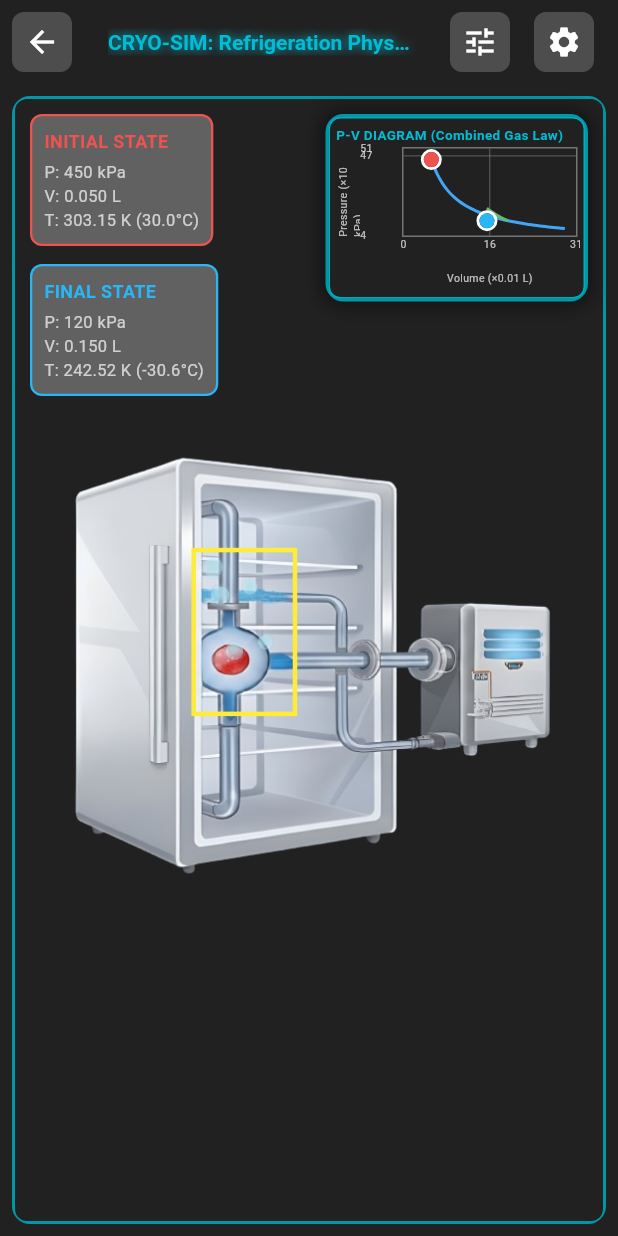
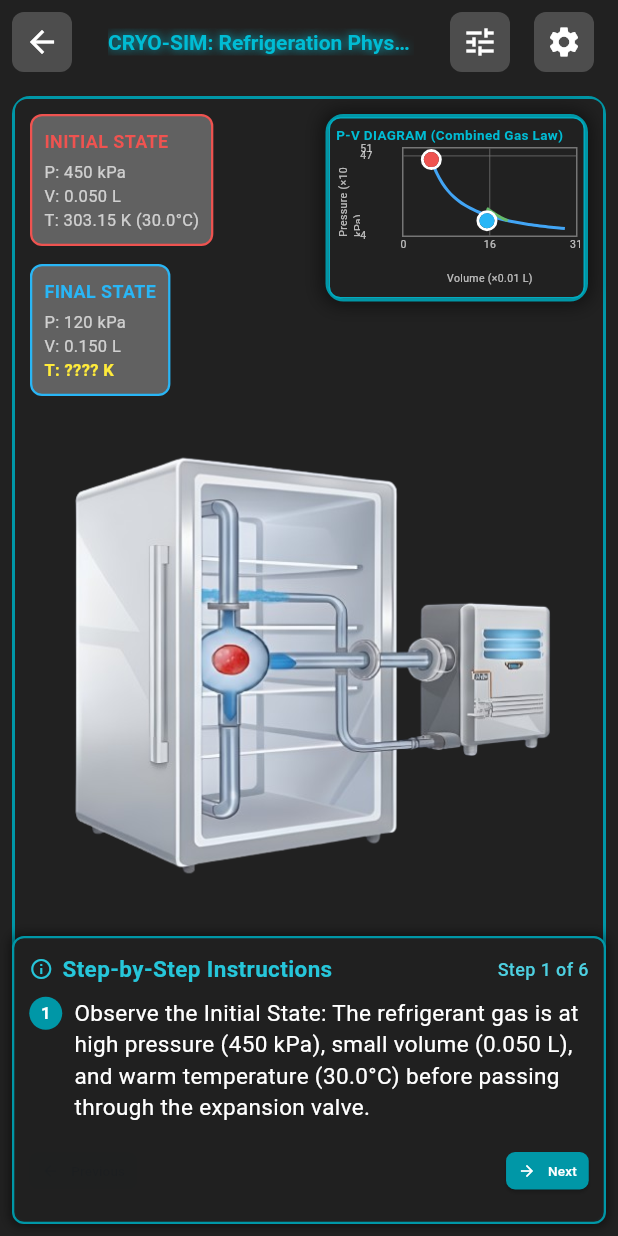
Before and after one commit to Selwynuy/GAS-LAWS, a Flutter app: the CryoSimActivity screen opened directly, on a phone screen of 412 x 824 dp. Run offline on Flutter 3.47's test engine with Material 3 defaults, Android fonts, the phone set to English and light mode, and no system bars; drawn by our look-alikes of fl_chart; our stand-ins replace flutter_svg, just_audio, shared_preferences; accounts and stored records are empty.

Commit message:
added step by step instructions at cryo-sim

```diff
--- a/lib/features/combined_gas_law/activities/cryo_sim/cryo_sim_activity.dart
+++ b/lib/features/combined_gas_law/activities/cryo_sim/cryo_sim_activity.dart
@@ -30,6 +30,7 @@ class _CryoSimActivityState extends State<CryoSimActivity> with TickerProviderSt
 
   bool _showAnswer = false;
   bool _sidebarOpen = false; // Toggle for sidebar
+  int _currentStep = 0; // Current instruction step (0-5)
 
   // Slider ranges
   static const double _minPressure = 50.0;
@@ -65,11 +66,12 @@ class _CryoSimActivityState extends State<CryoSimActivity> with TickerProviderSt
 
   /// Calculate T2 using Combined Gas Law: P₁V₁/T₁ = P₂V₂/T₂
   /// Therefore: T₂ = (P₂ × V₂ × T₁) / (P₁ × V₁)
+  /// Note: This calculates T2 internally but doesn't show the answer until CALCULATE is clicked
   void _calculateT2() {
     if (_p1 > 0 && _v1 > 0 && _t1Kelvin > 0 && _p2 > 0 && _v2 > 0) {
       setState(() {
         _t2Kelvin = (_p2 * _v2 * _t1Kelvin) / (_p1 * _v1);
-        _showAnswer = true;
+        // Don't set _showAnswer here - only show when button is clicked
       });
     }
   }
@@ -229,10 +231,10 @@ class _CryoSimActivityState extends State<CryoSimActivity> with TickerProviderSt
                 title: "FINAL STATE",
                 p: _p2,
                 v: _v2,
-                t: _t2Kelvin,
-                tempCelsius: _t2Celsius,
+                t: _showAnswer ? _t2Kelvin : null,
+                tempCelsius: _showAnswer ? _t2Celsius : null,
                 color: Colors.lightBlue.shade400,
-                showUnknown: _t2Kelvin == null,
+                showUnknown: !_showAnswer,
                 isSmallScreen: false,
               ),
             ),
@@ -331,6 +333,13 @@ class _CryoSimActivityState extends State<CryoSimActivity> with TickerProviderSt
                   ),
                 ),
               ),
+            // Instructions overlay (bottom)
+            Positioned(
+              left: 8,
+              right: 8,
+              bottom: 8,
+              child: _buildInstructions(),
+            ),
           ],
         ),
       ),
@@ -421,26 +430,16 @@ class _CryoSimActivityState extends State<CryoSimActivity> with TickerProviderSt
                   },
                 ),
               ),
-              // Cooling bubbles/fog effect (only when cooling)
-              // Container box - visible border to show bubble area boundaries
-              if (_isCooling())
+              // Cooling smoke effect (only when answer is shown AND cooling occurs)
+              if (_showAnswer && _isCooling())
                 Positioned(
                   // Adjust these values to position the bubble area
                   left: constraints.maxWidth * 0.3,   // 20% from left
                   top: constraints.maxHeight * 0.4,   // 30% from top
                   width: constraints.maxWidth * 0.18,  // 30% of previous 60% width (0.6 * 0.3)
                   height: constraints.maxHeight * 0.15, // 30% of previous 50% height (0.5 * 0.3)
-                  child: Container(
-                    decoration: BoxDecoration(
-                      border: Border.all(
-                        color: Colors.yellow,
-                        width: 3,
-                        style: BorderStyle.solid,
-                      ),
-                    ),
-                    child: _CoolingSmokeWidget(
-                      coolingIntensity: _getCoolingIntensity(),
-                    ),
+                  child: _CoolingSmokeWidget(
+                    coolingIntensity: _getCoolingIntensity(),
                   ),
                 ),
             ],
@@ -760,7 +759,10 @@ class _CryoSimActivityState extends State<CryoSimActivity> with TickerProviderSt
           width: double.infinity,
           child: ElevatedButton(
             onPressed: () {
-              _calculateT2();
+              setState(() {
+                _calculateT2();
+                _showAnswer = true;
+              });
               SoundService().playTouchSound();
             },
             style: ElevatedButton.styleFrom(
@@ -802,6 +804,148 @@ class _CryoSimActivityState extends State<CryoSimActivity> with TickerProviderSt
           ),
         ],
       ],
+    );
+  }
+
+  Widget _buildInstructions() {
+    final instructions = [
+      'Observe the Initial State: The refrigerant gas is at high pressure (450 kPa), small volume (0.050 L), and warm temperature (30.0°C) before passing through the expansion valve.',
+      'Observe the Final State: After expansion, the pressure drops to 120 kPa and volume increases to 0.150 L. The final temperature (T₂) is unknown and needs to be calculated.',
+      'Open the Parameters sidebar by tapping the menu icon (☰) in the top-right corner to adjust P₁, V₁, T₁, P₂, or V₂ if needed.',
+      'Click the "CALCULATE T2" button to determine the final temperature using the Combined Gas Law: P₁V₁/T₁ = P₂V₂/T₂.',
+      'Observe the Result: If T₂ < T₁, cooling occurs and you will see sky blue smoke inside the refrigerator, demonstrating the cooling effect. The greater the temperature drop, the more intense the smoke effect.',
+      'Analyze the P-V Diagram: The diagram shows the pressure-volume relationship. The transition from initial to final state demonstrates how pressure and volume changes lead to temperature changes.',
+    ];
+
+    return Container(
+      padding: const EdgeInsets.all(10),
+      decoration: BoxDecoration(
+        color: Colors.grey.shade900.withValues(alpha: 0.95),
+        borderRadius: BorderRadius.circular(8),
+        border: Border.all(color: Colors.cyan.shade700, width: 1.5),
+        boxShadow: [
+          BoxShadow(
+            color: Colors.black.withValues(alpha: 0.5),
+            blurRadius: 6,
+            spreadRadius: 1,
+          ),
+        ],
+      ),
+      child: Column(
+        crossAxisAlignment: CrossAxisAlignment.start,
+        mainAxisSize: MainAxisSize.min,
+        children: [
+          Row(
+            children: [
+              Icon(Icons.info_outline, color: Colors.cyan.shade400, size: 16),
+              const SizedBox(width: 6),
+              Expanded(
+                child: Text(
+                  'Step-by-Step Instructions',
+                  style: TextStyle(
+                    color: Colors.cyan.shade400,
+                    fontSize: 15,
+                    fontWeight: FontWeight.bold,
+                  ),
+                ),
+              ),
+              Text(
+                'Step ${_currentStep + 1} of ${instructions.length}',
+                style: TextStyle(
+                  color: Colors.cyan.shade300,
+                  fontSize: 12,
+                  fontWeight: FontWeight.w500,
+                ),
+              ),
+            ],
+          ),
+          const SizedBox(height: 8),
+          // Current step display
+          Row(
+            crossAxisAlignment: CrossAxisAlignment.start,
+            children: [
+              Container(
+                width: 22,
+                height: 22,
+                decoration: BoxDecoration(
+                  color: Colors.cyan.shade700,
+                  shape: BoxShape.circle,
+                ),
+                child: Center(
+                  child: Text(
+                    '${_currentStep + 1}',
+                    style: const TextStyle(
+                      color: Colors.white,
+                      fontSize: 11,
+                      fontWeight: FontWeight.bold,
+                    ),
+                  ),
+                ),
+              ),
+              const SizedBox(width: 8),
+              Expanded(
+                child: Text(
+                  instructions[_currentStep],
+                  style: const TextStyle(
+                    color: Colors.white,
+                    fontSize: 15,
+                    height: 1.4,
+                  ),
+                ),
+              ),
+            ],
+          ),
+          const SizedBox(height: 8),
+          // Navigation buttons
+          Row(
+            mainAxisAlignment: MainAxisAlignment.spaceBetween,
+            children: [
+              ElevatedButton.icon(
+                onPressed: _currentStep > 0
+                    ? () {
+                        setState(() {
+                          _currentStep--;
+                        });
+                        SoundService().playTouchSound();
+                      }
+                    : null,
+                icon: const Icon(Icons.arrow_back, size: 12),
+                label: const Text('Previous', style: TextStyle(fontSize: 9)),
+                style: ElevatedButton.styleFrom(
+                  backgroundColor: Colors.cyan.shade700,
+                  foregroundColor: Colors.white,
+                  padding: const EdgeInsets.symmetric(horizontal: 8, vertical: 6),
+                  shape: RoundedRectangleBorder(
+                    borderRadius: BorderRadius.circular(6),
+                  ),
+                  minimumSize: const Size(0, 0),
+                ),
+              ),
+              ElevatedButton.icon(
+                onPressed: _currentStep < instructions.length - 1
+                    ? () {
+                        setState(() {
+                          _currentStep++;
+                        });
+                        SoundService().playTouchSound();
+                      }
+                    : null,
+                icon: const Icon(Icons.arrow_forward, size: 12),
+                label: const Text('Next', style: TextStyle(fontSize: 9)),
+                style: ElevatedButton.styleFrom(
+                  backgroundColor: Colors.cyan.shade700,
+                  foregroundColor: Colors.white,
+                  padding: const EdgeInsets.symmetric(horizontal: 8, vertical: 6),
+                  shape: RoundedRectangleBorder(
+                    borderRadius: BorderRadius.circular(6),
+                  ),
+                  minimumSize: const Size(0, 0),
+                ),
+              ),
+            ],
+          ),
+        ],
+      ),
     );
   }
 }
```
